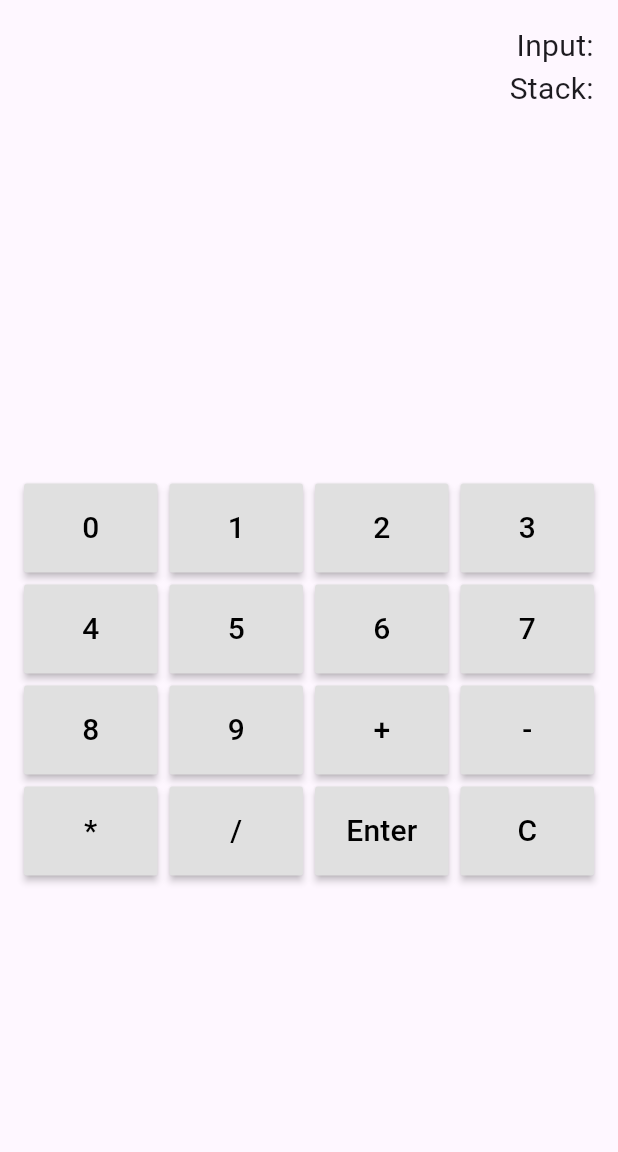
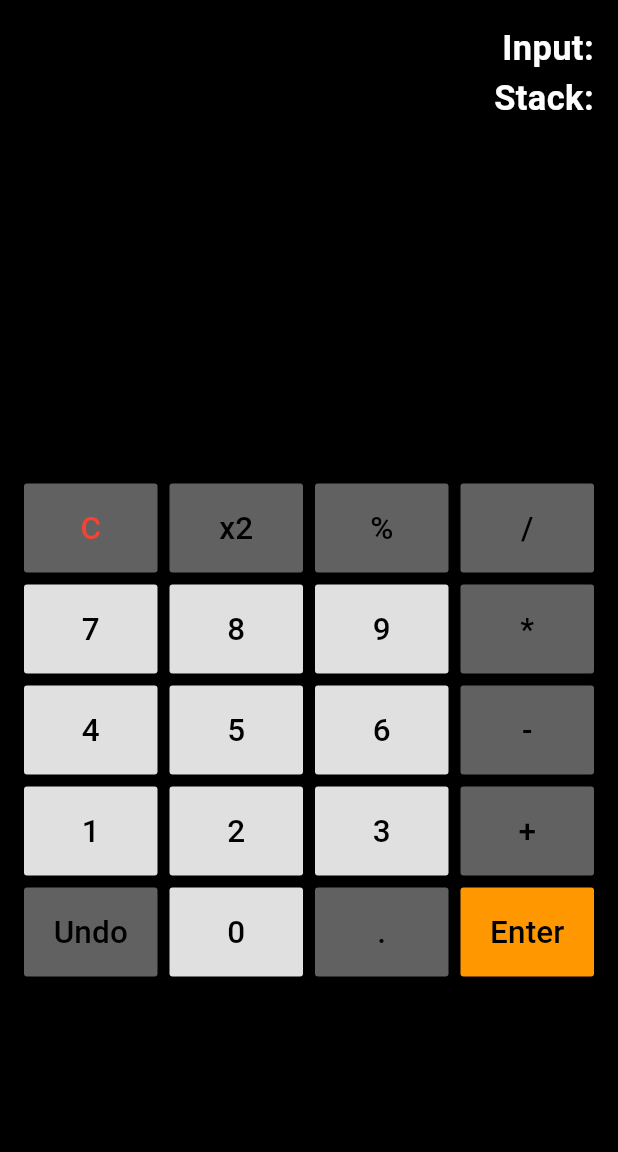
Before and after one commit to DoinaPlesca/Calculator-Mobile-App, a Flutter app: the screen it shows after launch, on a phone screen of 412 x 824 dp, the part 84-1236 px from its top. Run offline on Flutter 3.47's test engine with Material 3 defaults, Android fonts, the light colour scheme and no system bars.

Commit message:
added the undo function,% function, and added design to UI

```diff
--- a/lib/calculator_screen_state.dart
+++ b/lib/calculator_screen_state.dart
@@ -1,14 +1,13 @@
+import 'package:calculator/push_command.dart';
 import 'package:calculator/stack_calculator.dart';
 import 'package:flutter/cupertino.dart';
 import 'package:flutter/material.dart';
 import 'calculator_screen.dart';
 import 'operation_command.dart';
 
-
 /// this class manages the state of the CalculatorScreen widget,
 /// handles user input, updates the calculator's stack,
 /// and builds the user interface for the calculator screen.
-
 
 class CalculatorScreenState extends State<CalculatorScreen> {
   final StackCalculator _calculator = StackCalculator();
@@ -18,7 +17,7 @@ class CalculatorScreenState extends State<CalculatorScreen> {
   Widget build(BuildContext context) {
     return Scaffold(
       appBar: AppBar(
-        title: Text('Calculator'),
+        title: const Text('Calculator'),
       ),
       body: Padding(
         padding: const EdgeInsets.all(16.0),
@@ -47,12 +46,14 @@ class CalculatorScreenState extends State<CalculatorScreen> {
         Text(
           'Input: $_input',
           textAlign: TextAlign.right,
-          style: const TextStyle(fontSize: 20.0),
+          style: const TextStyle(
+              fontSize: 23.0, color: Colors.white, fontWeight: FontWeight.bold),
         ),
         Text(
           'Stack: ${_calculator.stackToString()}',
           textAlign: TextAlign.right,
-          style: const TextStyle(fontSize: 20.0),
+          style: const TextStyle(
+              fontSize: 23.0, color: Colors.white, fontWeight: FontWeight.bold),
         ),
       ],
     );
@@ -65,41 +66,74 @@ class CalculatorScreenState extends State<CalculatorScreen> {
       crossAxisSpacing: 8.0,
       mainAxisSpacing: 8.0,
       children: [
-        ..._buildNumberButtons(),
-        ..._buildOperatorButtons(),
+        _buildButton('C'),
+        _buildButton('x2'),
+        _buildButton('%'),
+        _buildButton('/'),
+        _buildButton('7'),
+        _buildButton('8'),
+        _buildButton('9'),
+        _buildButton('*'),
+        _buildButton('4'),
+        _buildButton('5'),
+        _buildButton('6'),
+        _buildButton('-'),
+        _buildButton('1'),
+        _buildButton('2'),
+        _buildButton('3'),
+        _buildButton('+'),
+        _buildUndoButton(),
+        _buildButton('0'),
+        _buildButton('.'),
         _buildEnterButton(),
-        _buildClearButton(),
       ],
     );
-  }
-
-  List<Widget> _buildNumberButtons() {
-    return List.generate(
-      10,
-          (index) => _buildButton(index.toString()),
-    );
-  }
-
-  List<Widget> _buildOperatorButtons() {
-    return ['+', '-', '*', '/'].map((op) => _buildButton(op)).toList();
   }
 
   Widget _buildEnterButton() {
     return _buildButton('Enter');
   }
 
-  Widget _buildClearButton() {
-    return _buildButton('C');
+  Widget _buildUndoButton() {
+    return _buildButton('Undo');
   }
 
   Widget _buildButton(String value) {
+    Color? buttonColor;
+    buttonColor = Colors.grey[300];
+
+    Color textColor = Colors.black;
+    if (value == 'C') {
+      textColor = Colors.red;
+    }
+
+    if (value == 'Enter') {
+      buttonColor = Colors.orange;
+    } else if (value == 'C' ||
+        value == '%' ||
+        value == 'x2' ||
+        value == '/' ||
+        value == '+' ||
+        value == '-' ||
+        value == '*' ||
+        value == '.' ||
+        value == 'Undo') {
+      buttonColor = Colors.grey[700];
+    }
+
     return MaterialButton(
-      onPressed: () => _handleButtonPress(value),
-      color: Colors.grey[300],
-      textColor: Colors.black,
+      onPressed: () {
+        if (value == 'Undo') {
+          _handleUndo();
+        }else {
+          _handleButtonPress(value);
+        }
+      },
+      color: buttonColor,
+      textColor: textColor,
       child: Text(
         value,
-        style: const TextStyle(fontSize: 20.0),
+        style: const TextStyle(fontSize: 21.0),
       ),
     );
   }
@@ -110,12 +144,18 @@ class CalculatorScreenState extends State<CalculatorScreen> {
         _calculator.execute(OperationCommand(value));
       } else if (value == 'Enter') {
         if (_input.isNotEmpty) {
-          _calculator.push(double.parse(_input));
+          double inputValue = double.parse(_input);
+          _calculator.execute(PushCommand(inputValue));
           _input = '';
         }
       } else if (value == 'C') {
         _calculator.clear();
         _input = '';
+      } else if (value == '%') {
+        if (_calculator.stack.isNotEmpty) {
+          double percentage = _calculator.stack.last / 100;
+          _calculator.stack[_calculator.stack.length - 1] = percentage;
+        }
       } else {
         _input += value;
       }
@@ -125,4 +165,10 @@ class CalculatorScreenState extends State<CalculatorScreen> {
   bool _isOperator(String value) {
     return value == '+' || value == '-' || value == '*' || value == '/';
   }
+
+  void _handleUndo() {
+    setState(() {
+      _calculator.undo();
+    });
+  }
 }
--- a/lib/command.dart
+++ b/lib/command.dart
@@ -5,4 +5,5 @@ import 'package:calculator/stack_calculator.dart';
 
 abstract class Command {
   void execute(StackCalculator calculator);
+  void undo(StackCalculator calculator);
 }
--- a/lib/main.dart
+++ b/lib/main.dart
@@ -13,6 +13,10 @@ class CalculatorApp extends StatelessWidget {
       title: 'Calculator',
       theme: ThemeData(
         primarySwatch: Colors.grey,
+        scaffoldBackgroundColor: Colors.black, // Set background color to black
+        textTheme: const TextTheme(
+          bodyText1: TextStyle(color: Colors.white), // Set text color to white
+        ),
       ),
       home: const CalculatorScreen(),
     );
--- a/lib/operation_command.dart
+++ b/lib/operation_command.dart
@@ -6,6 +6,7 @@ import 'command.dart';
 
 class OperationCommand implements Command {
   final String operator;
+  double? previousValue;
 
   OperationCommand(this.operator);
 
@@ -13,4 +14,13 @@ class OperationCommand implements Command {
   void execute(StackCalculator calculator) {
     calculator.calculateResult(operator);
   }
+
+  @override
+  void undo(StackCalculator calculator) {
+    // Undo the operation
+    if (previousValue != null) {
+      calculator.stack.removeLast(); // Remove the result
+      calculator.stack.add(previousValue!); // Restore the previous value
+    }
+  }
 }
--- /dev/null
+++ b/lib/push_command.dart
@@ -0,0 +1,23 @@
+import 'package:calculator/stack_calculator.dart';
+
+import 'command.dart';
+
+class PushCommand implements Command {
+  final double value;
+
+  PushCommand(this.value);
+
+  ///Push the value onto the stack
+  @override
+  void execute(StackCalculator calculator) {
+
+    calculator.push(value);
+  }
+
+  ///Undo the push operation
+  @override
+  void undo(StackCalculator calculator) {
+
+    calculator.stack.removeLast(); // Remove the pushed value
+  }
+}
```
Also changed, not shown: lib/stack_calculator.dart (+42 -9 lines).
